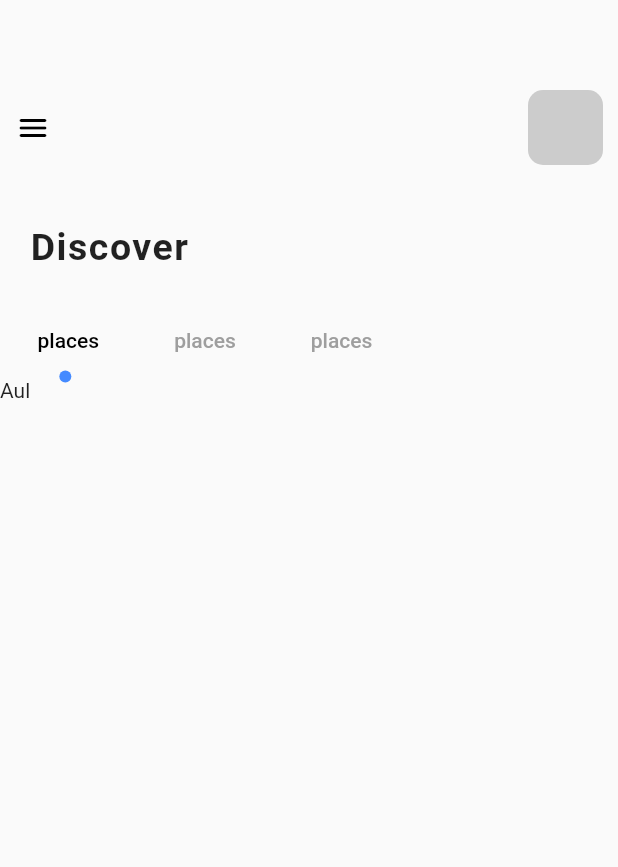
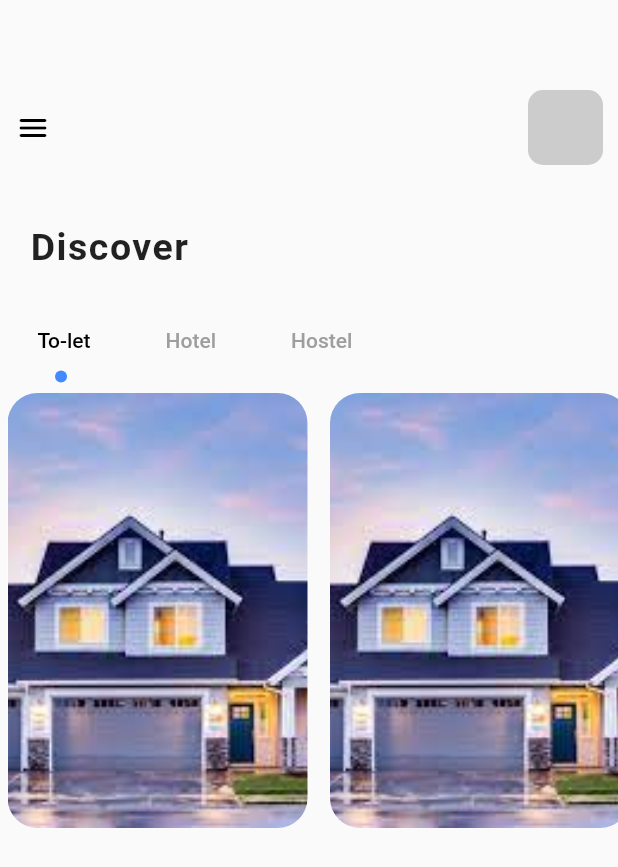
Before and after one commit to Baisalya/Homerental, a Flutter app: the HomePage screen opened by its route, on a phone screen of 412 x 824 dp. Shown: the top 867 px of the screen. Run offline on Flutter 3.47's test engine with Material 2 defaults, Android fonts, the phone set to English and light mode, and no system bars; our stand-ins replace cloud_firestore, firebase_auth, firebase_core, fluttertoast, google_fonts; accounts and stored records are empty; Roboto replaces fonts that are missing (Recursive).

Commit message:
tabbar design scroll box added

```diff
--- a/lib/Pages/HomePage.dart
+++ b/lib/Pages/HomePage.dart
@@ -45,6 +45,7 @@ class _HomePageState extends State<HomePage>with TickerProviderStateMixin {
                   borderRadius:BorderRadius.circular(10),
                   color:Colors.grey.withOpacity(0.5)
                 ),
+
               ),
             ],
           ),
@@ -69,9 +70,9 @@ class _HomePageState extends State<HomePage>with TickerProviderStateMixin {
              indicatorSize: TabBarIndicatorSize.label,
               indicator:CircleTabIndicator(color: Colors.blueAccent, radius: 4),
               tabs: [
-              Tab(text: "places",),
-              Tab(text: "places",),
-              Tab(text: "places",),
+              Tab(text: "To-let",),
+              Tab(text: "Hotel",),
+              Tab(text: "Hostel",),
             ],),
           ),
         ),
@@ -82,7 +83,27 @@ class _HomePageState extends State<HomePage>with TickerProviderStateMixin {
           child: TabBarView(
             controller: _tabController,
             children: [
-              Text("Aul"),
+              ListView.builder(
+                itemCount:3,
+                scrollDirection:Axis.horizontal,
+                itemBuilder: (BuildContext context, int index) {
+                  //container box
+                  return  Container(
+                    margin: const EdgeInsets.only(right: 10,top: 10,left:5),
+                    width:200,
+                    height: 300,
+                    decoration: BoxDecoration(
+                        borderRadius: BorderRadius.circular(20),
+                        color:Colors.white,
+                        image: DecorationImage(
+                            image: AssetImage("Assets/homebg.jpeg"),
+                            fit:BoxFit.cover
+                        )
+                    ),
+                  );
+                },
+
+              ),
               Text("data"),
               Text("data"),
             ],
--- a/lib/Pages/LoginScreen.dart
+++ b/lib/Pages/LoginScreen.dart
@@ -133,7 +133,10 @@ class _LoginScreenState extends State<LoginScreen> {
                  mainAxisAlignment: MainAxisAlignment.center,
                  crossAxisAlignment:CrossAxisAlignment.center,
                  children: <Widget>[
-                 SizedBox(height: 200,child: Image(image: AssetImage('Assets/home.jpg'),),),
+                 SizedBox(height: 200,
+                   child: Image.asset('Assets/home.jpg',fit: BoxFit.cover),
+                   //Image(image: AssetImage('Assets/home.jpg'),),
+                 ),
                    emailField,
                    SizedBox(height: 8,width: 6,),
                    passwordfiled,
--- a/pubspec.yaml
+++ b/pubspec.yaml
@@ -72,6 +72,7 @@ flutter:
 
   # To add assets to your application, add an assets section, like this:
   assets:
+  - Assets/
   - Assets/home.jpg
   #   - images/a_dot_burr.jpeg
   #   - images/a_dot_ham.jpeg
```
Also changed, not shown: Assets/homebg.jpeg (added).
